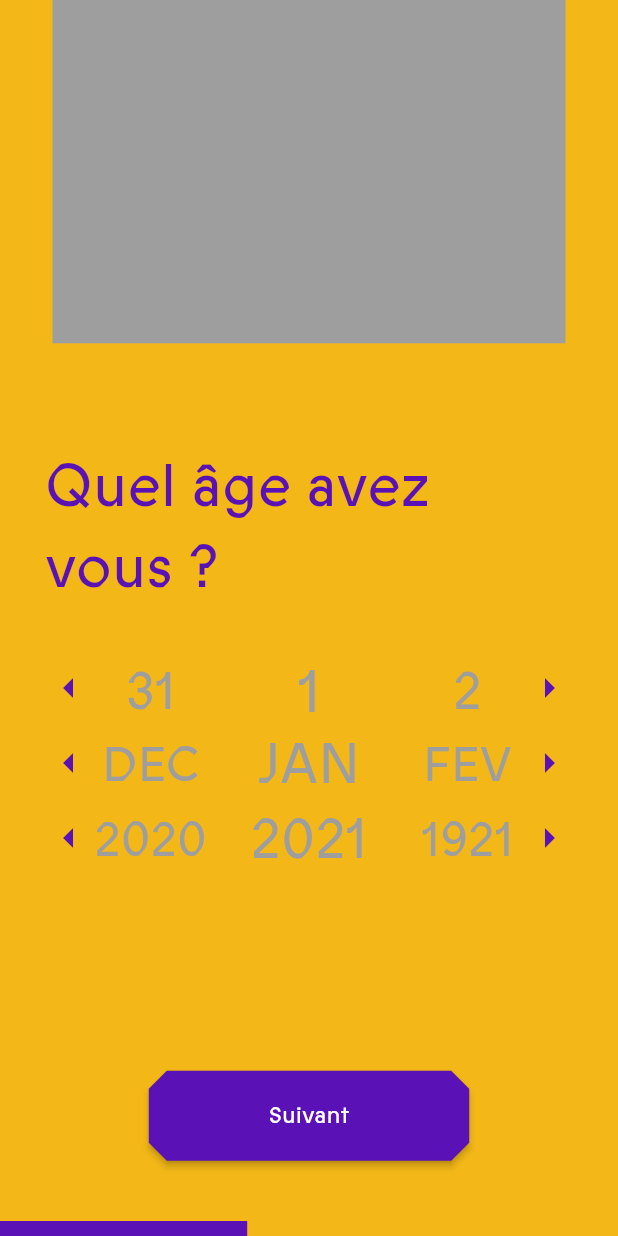
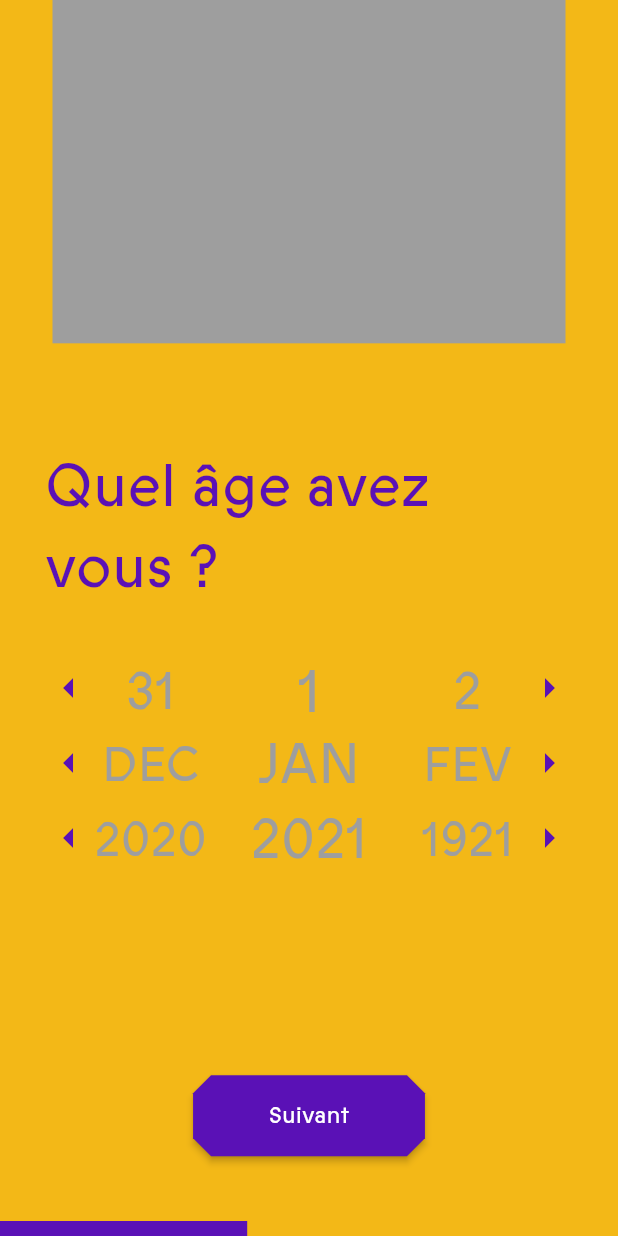
Before and after one commit to Explor-ea/exploreapp, a Flutter app: the screen it shows after launch, after a tap on "C'est parti !", on a phone screen of 412 x 824 dp. Run offline on Flutter 3.47's test engine with Material 2 defaults, Android fonts, the phone set to English and light mode, and no system bars; drawn by our look-alikes of carousel_slider; our stand-ins replace firebase_auth, firebase_core, flutter_map, latlong2, shared_preferences; accounts and stored records are empty; statements that could not run were skipped.

Commit message:
modify ExploreaBtnSquare style

```diff
--- a/lib/pages/start_screens/newcomer.dart
+++ b/lib/pages/start_screens/newcomer.dart
@@ -214,7 +214,7 @@ class _NewcomerState extends State<Newcomer> {
                     });
                   },
                   text: "C'est parti !",
-                  width: 80.0,
+                  paddingHorizontal: 50.5,
                 ),
               ),
             ),
@@ -462,7 +462,7 @@ class _NewcomerState extends State<Newcomer> {
                         "userBirthdate_year", this.prefUserBirthdate_year!);
                   });
                 },
-                width: 80.0,
+                paddingHorizontal: 50.5,
               )),
             ),
           ],
@@ -520,7 +520,7 @@ class _NewcomerState extends State<Newcomer> {
               child: Center(
                 child: ExploreaBtnSquare(
                   text: "Suivant",
-                  width: 80.0,
+                  paddingHorizontal: 50.5,
                   onPressed: () {
                     if (this.agreedData == true)
                       setState(() {
@@ -592,7 +592,7 @@ class _NewcomerState extends State<Newcomer> {
               child: Center(
                 child: ExploreaBtnSquare(
                   text: "Suivant",
-                  width: 80.0,
+                  paddingHorizontal: 50.5,
                   onPressed: () {
                     if (this.agreedData == true)
                       setState(() {
@@ -729,7 +729,7 @@ class _NewcomerState extends State<Newcomer> {
                       builder: (BuildContext context) => SignInSignUp()));
               },
               text: "C'est parti !",
-              width: 80.0,
+              paddingHorizontal: 50.5,
               disabled: this.prefAgreedGeo == false ||
                   this.prefAgreedMicro == false ||
                   this.prefAgreedCamera == false,
--- a/lib/wigets/explorea_btn_square.dart
+++ b/lib/wigets/explorea_btn_square.dart
@@ -3,20 +3,22 @@ import 'package:flutter/material.dart';
 import '../explorea_colors.dart';
 
 class ExploreaBtnSquare extends StatelessWidget {
-  const ExploreaBtnSquare(
-      {Key? key,
-      this.disabled = false,
-      required this.text,
-      required this.onPressed,
-      this.minimumSize = const Size(60.0, 60.0),
-      this.width: 20.0})
-      : super(key: key);
+  const ExploreaBtnSquare({
+    Key? key,
+    this.disabled = false,
+    required this.text,
+    required this.onPressed,
+    this.minimumSize = const Size(60.0, 30.0),
+    this.paddingVertical = 16.0,
+    this.paddingHorizontal = 24.0,
+  }) : super(key: key);
 
   final bool disabled;
   final String text; // Icon(Icons.arrow_right_alt, size: 32.0)
   final Function() onPressed;
   final Size minimumSize;
-  final double width;
+  final double paddingVertical;
+  final double paddingHorizontal;
 
   @override
   Widget build(BuildContext context) {
@@ -27,8 +29,8 @@ class ExploreaBtnSquare extends StatelessWidget {
           onPressed: this.onPressed,
           style: ElevatedButton.styleFrom(
             padding: EdgeInsets.symmetric(
-              vertical: 0.0,
-              horizontal: this.width,
+              vertical: this.paddingVertical,
+              horizontal: this.paddingHorizontal,
             ),
             shape: BeveledRectangleBorder(
                 borderRadius: BorderRadius.circular(12.0)),
```
